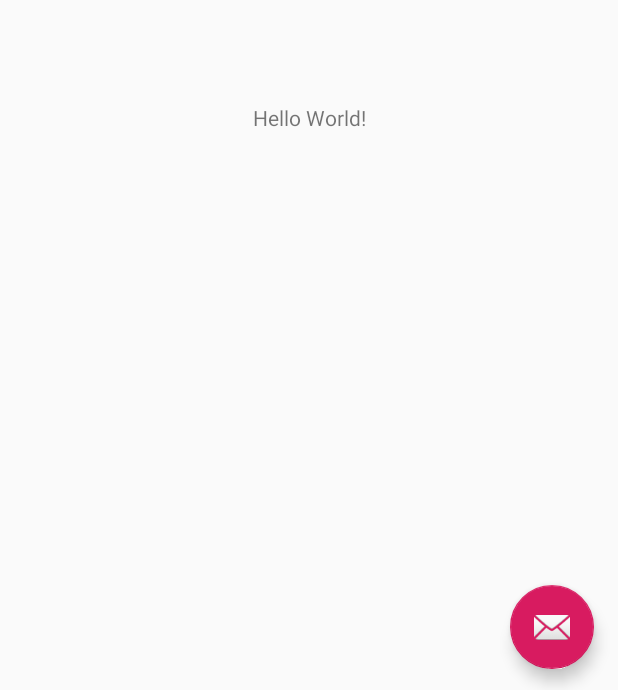
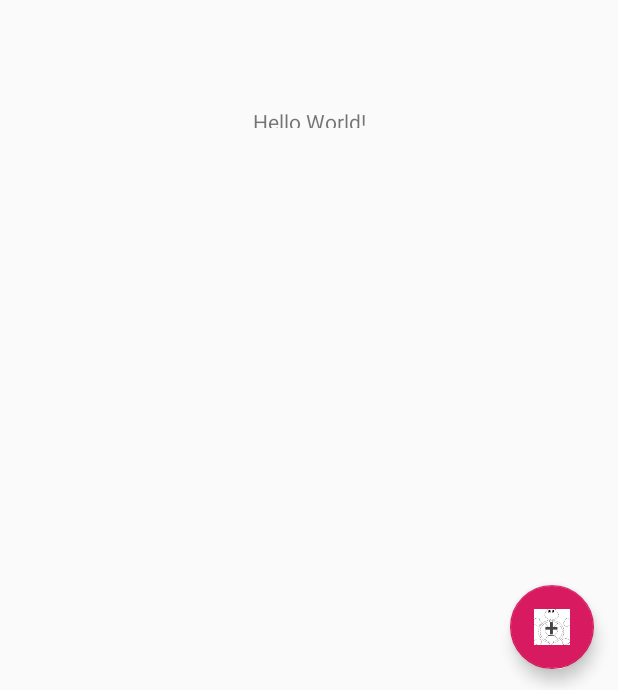
Before and after one commit to msanto7/RSSFeed, an Android app: the screen it shows after launch (MainActivity), on a phone screen of 412 x 824 dp. Shown: the part 543-1233 px from the top of the screen. Run offline under Robolectric (Android 15) with nearby library versions, the phone set to English and light mode, and no system bars.

Commit message:
Initial commit (Project Shell)

```diff
--- a/app/src/main/res/layout/activity_main.xml
+++ b/app/src/main/res/layout/activity_main.xml
@@ -28,6 +28,6 @@
         android:layout_height="wrap_content"
         android:layout_gravity="bottom|end"
         android:layout_margin="@dimen/fab_margin"
-        app:srcCompat="@android:drawable/ic_dialog_email" />
+        app:srcCompat="@drawable/turtleplussign" />
 
 </android.support.design.widget.CoordinatorLayout>
--- a/app/src/main/res/layout/content_main.xml
+++ b/app/src/main/res/layout/content_main.xml
@@ -10,7 +10,7 @@
 
     <TextView
         android:layout_width="wrap_content"
-        android:layout_height="wrap_content"
+        android:layout_height="14dp"
         android:text="Hello World!"
         app:layout_constraintBottom_toBottomOf="parent"
         app:layout_constraintLeft_toLeftOf="parent"
```
Also changed, not shown: app/src/main/res/drawable-v24/turtleplussign.png (added).
